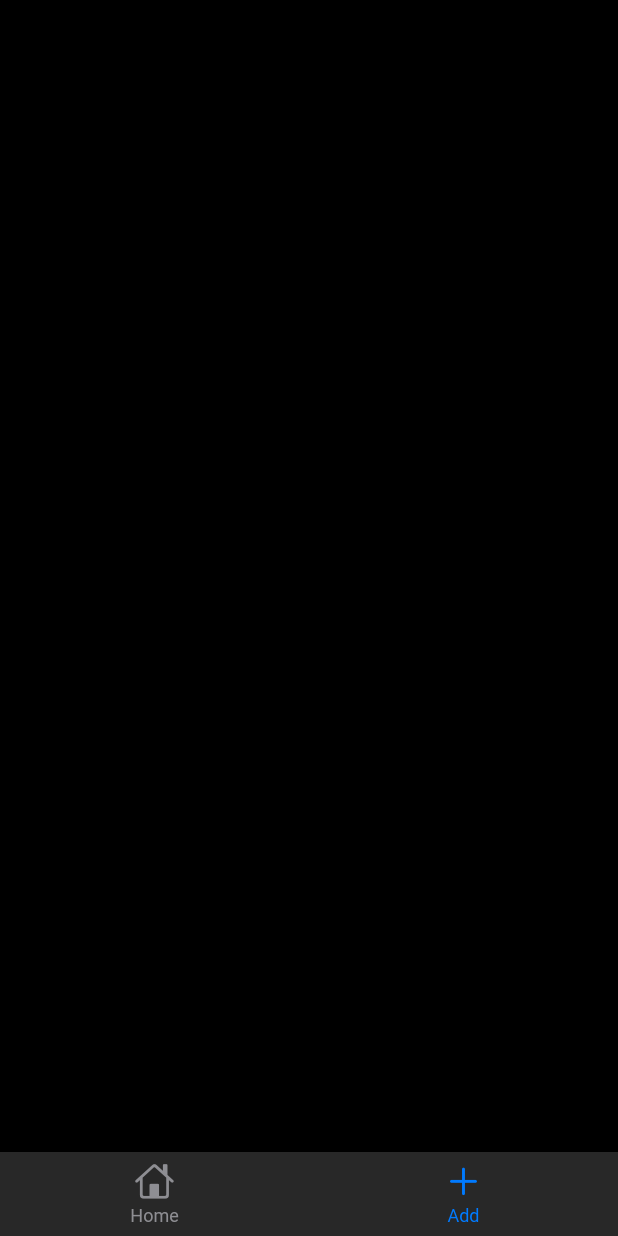
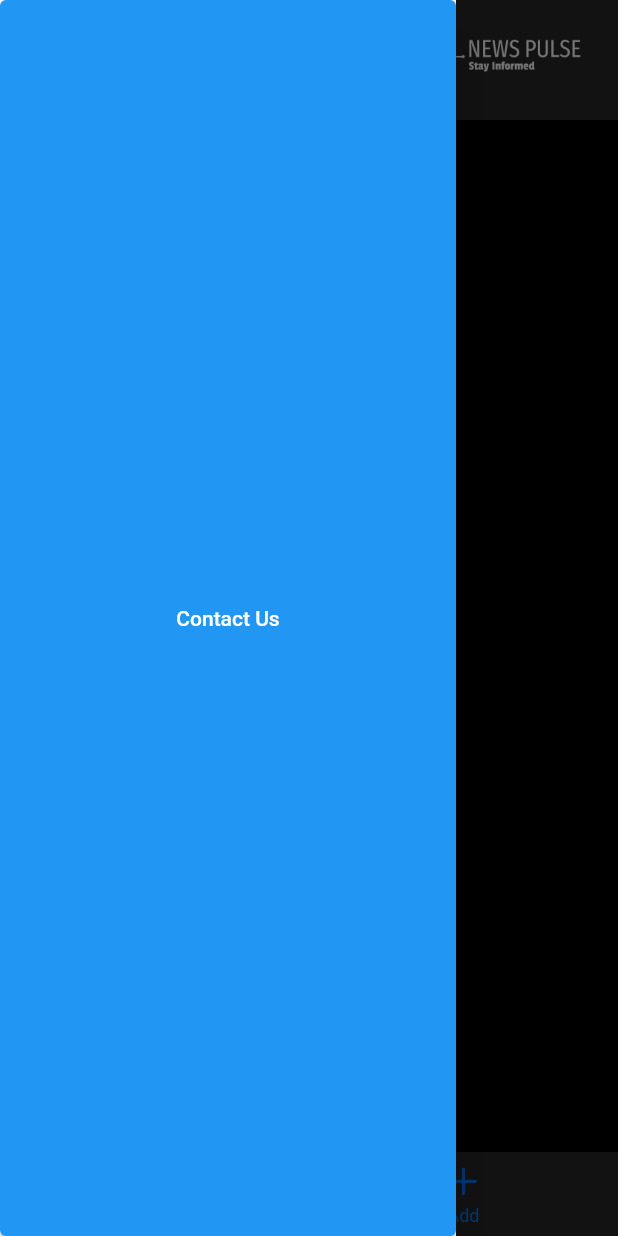
Before and after one commit to AhmedShehatah/news-pulse, a Flutter app: the screen it shows after launch, item 2 of the bottom bar chosen, with the side drawer open (before the commit the screen has no drawer), on a phone screen of 412 x 824 dp. Run offline on Flutter 3.47's test engine with Material 2 defaults, Android fonts, the phone set to English and light mode, and no system bars; drawn by our look-alikes of persistent_bottom_nav_bar; our stand-ins replace cached_network_image, dio, flutter_bloc, flutter_screenutil, get, get_it and 3 more; network calls fail; Roboto replaces fonts that are missing (Cairo).

Commit message:
feat: add appbar and temp Drawer

```diff
--- a/lib/app.dart
+++ b/lib/app.dart
@@ -4,6 +4,8 @@ import 'package:flutter_bloc/flutter_bloc.dart';
 
 import 'package:flutter_screenutil/flutter_screenutil.dart';
 import 'package:get/route_manager.dart';
+import 'package:news_pulse/core/navigation/navigation_observer.dart';
+import 'package:news_pulse/ui/root/pages/root_page.dart';
 import 'package:news_pulse/ui/splash_screen/pages/splash_screen.dart';
 
 //import 'package:news_pulse/ui/contact_us/pages/contact_us.dart';
@@ -13,7 +15,6 @@ import 'package:news_pulse/ui/splash_screen/pages/splash_screen.dart';
 
 import 'blocs/app/application_bloc.dart';
 import 'blocs/app/application_state.dart';
-import 'core/constants/app_colors.dart';
 import 'core/constants/app_consts.dart';
 import 'core/di/di_manager.dart';
 import 'core/navigation/route_generator.dart';
@@ -51,22 +52,19 @@ class _AppState extends State<App> {
                   debugShowCheckedModeBanner: false,
                   enableLog: false,
                   onGenerateRoute: RouteGenerator.generateRoutes,
+                  navigatorObservers: [AppNavigationObserver()],
                   builder: ((context, widget) {
                     ScreenHelper(context);
-                    return Container(
-                      child: widget,
-                    );
+                    return RootPage(shownWidgetOnScreen: widget);
                   }),
                   theme: ThemeData(
-                      // Making Roboto Regular the default font for Project
-                      fontFamily: 'Cairo',
-                      primaryColor:
-                          DIManager.findDep<AppColorsController>().primaryColor,
-                      // accentColor:
-                      //     DIManager.findDep<AppColorsController>().primaryColor,
-                      colorScheme: ColorScheme.fromSwatch().copyWith(
-                          secondary: DIManager.findDep<AppColorsController>()
-                              .primaryColor)),
+                    fontFamily: 'Cairo',
+                    primaryColor: DIManager.findCC().primaryColor,
+                    // accentColor:
+                    //     DIManager.findDep<AppColorsController>().primaryColor,
+                    colorScheme: ColorScheme.fromSwatch()
+                        .copyWith(secondary: DIManager.findCC().primaryColor),
+                  ),
                   title: AppConsts.appName,
                   initialRoute: SplashScreen.routeName,
                 );
@@ -81,7 +79,6 @@ class _AppState extends State<App> {
   @override
   void initState() {
     super.initState();
-    DIManager.findAC().init();
   }
 
   @override
--- a/lib/blocs/app/application_bloc.dart
+++ b/lib/blocs/app/application_bloc.dart
@@ -1,42 +1,22 @@
-import '../../core/states/base_init_state.dart';
-import '../../core/states/base_states.dart';
+import 'package:flutter_bloc/flutter_bloc.dart';
+import 'package:news_pulse/core/di/di_manager.dart';
+import 'package:news_pulse/core/shared_prefs/shared_prefs.dart';
 
-class ApplicationState {
-  BaseState splashState;
+import 'application_state.dart';
 
-  bool isHomeDrawerOpened;
-  bool isSideDrawerShowed;
-  Function? setHandleOfDrawer;
-  bool isBottomBarShowed;
+class ApplicationCubit extends Cubit<ApplicationState> {
+  ApplicationCubit() : super(ApplicationState.initialState());
 
-  ApplicationState({
-    required this.splashState,
-    this.setHandleOfDrawer,
-    required this.isSideDrawerShowed,
-    required this.isHomeDrawerOpened,
-    required this.isBottomBarShowed,
-    // required this.userProfile,
-  });
+  void updateUserStatus() {
+    bool isPublisher = DIManager.findDep<SharedPrefs>().getToken() != null;
+    emit(state.copyWith(isPublisher: isPublisher));
+  }
 
-  factory ApplicationState.initialState() => ApplicationState(
-        splashState: BaseInitState(),
-        isHomeDrawerOpened: false,
-        isBottomBarShowed: true,
-        isSideDrawerShowed: false,
-      );
+  void updateAppBarStatus({required bool isMainAppBar}) {
+    emit(state.copyWith(isMainAppBar: isMainAppBar));
+  }
 
-  ApplicationState copyWith(
-      {BaseState? splashState,
-      Function? setHandleOfDrawer,
-      bool? isHomeDrawerOpened,
-      bool? isSideDrawerShowed,
-      bool? isBottomBarShowed}) {
-    return ApplicationState(
-      splashState: splashState ?? this.splashState,
-      setHandleOfDrawer: setHandleOfDrawer ?? this.setHandleOfDrawer,
-      isSideDrawerShowed: isSideDrawerShowed ?? this.isSideDrawerShowed,
-      isHomeDrawerOpened: isHomeDrawerOpened ?? this.isHomeDrawerOpened,
-      isBottomBarShowed: isBottomBarShowed ?? this.isBottomBarShowed,
-    );
+  void updateSplashAppBar({required bool isSplashScreen}) {
+    emit(state.copyWith(isSplashScreen: isSplashScreen));
   }
 }
--- a/lib/blocs/app/application_state.dart
+++ b/lib/blocs/app/application_state.dart
@@ -1,65 +1,33 @@
-import 'package:flutter_bloc/flutter_bloc.dart';
-import 'application_bloc.dart';
+import '../../core/states/base_states.dart';
 
-class ApplicationCubit extends Cubit<ApplicationState> {
-  ApplicationCubit() : super(ApplicationState.initialState());
+class ApplicationState {
+  bool isPublisher;
+  bool isMainAppBar;
+  bool isSplashScreen;
 
-  Future<void> init() async {
-    // var authCubit = DIManager.findDep<AuthCubit>();
-    // authCubit.init();
+  ApplicationState({
+    required this.isMainAppBar,
+    required this.isPublisher,
+    required this.isSplashScreen,
+  });
 
-    // var token = DIManager.findDep<SharedPrefs>().getToken();
-    // if (token != null) {
-    //   if (Jwt.isExpired(token)) {
-    //     CustomSnackbar.showSnackbar('session Expired please sign in again');
-    //     DIManager.findNavigator().offAll(SignInPage.routeName);
-    //   } else {
-    //     int userType = Jwt.parseJwt(token)['type'];
+  factory ApplicationState.initialState() => ApplicationState(
+        isMainAppBar: true,
+        isPublisher: false,
+        isSplashScreen: true,
+      );
 
-    //     switch (LoginModeEnum.values[userType - 1]) {
-    //       case LoginModeEnum.none:
-    //         break;
-    //       case LoginModeEnum.client:
-    //         DIManager.findNavigator().offAll(UserPageParent.routeName);
-    //         break;
-    //       case LoginModeEnum.notary:
-    //         DIManager.findNavigator().offAll(NotaryPageParent.routeName);
-    //         break;
-    //     }
-    //     emit(state.copyWith(splashState: const BaseSuccessState()));
-    //   }
-    // } else {
-    //   DIManager.findNavigator().offAll(SignInPage.routeName);
-    //   emit(state.copyWith(splashState: const BaseSuccessState()));
-    // }
-  }
-
-  void onHomeDrawer(bool isOpened) {
-    emit(state.copyWith(isHomeDrawerOpened: isOpened));
-  }
-
-  Future isBottomBarShowed(bool isOpened) async {
-    emit(state.copyWith(isBottomBarShowed: isOpened));
-    return null;
-  }
-
-  void setSideDrawer(bool isShowed) {
-    emit(state.copyWith(isSideDrawerShowed: isShowed));
-  }
-
-  Future onOverallDrawerChanged(Function setHandleOfDrawer) async {
-    emit(
-      state.copyWith(setHandleOfDrawer: setHandleOfDrawer),
+  ApplicationState copyWith({
+    BaseState? publisherState,
+    BaseState? mainAppBarState,
+    bool? isPublisher,
+    bool? isMainAppBar,
+    bool? isSplashScreen,
+  }) {
+    return ApplicationState(
+      isMainAppBar: isMainAppBar ?? this.isMainAppBar,
+      isPublisher: isPublisher ?? this.isPublisher,
+      isSplashScreen: isSplashScreen ?? this.isSplashScreen,
     );
-    return null;
-  }
-
-  Function? getOverallDrawerHandler() {
-    return state.setHandleOfDrawer;
-  }
-
-  @override
-  void emit(ApplicationState state) {
-    super.emit(state);
   }
 }
--- a/lib/core/constants/app_colors.dart
+++ b/lib/core/constants/app_colors.dart
@@ -45,4 +45,5 @@ class AppColorsController {
   Color lightgrey = const Color(0xFFA9A6A6);
   Color activeBlue = const Color(0xFF007AFF);
   Color systemGrey = const Color(0xFF8E8E93);
+  Color publisherAvatarColor = const Color(0xFFA9A6A6);
 }
--- a/lib/core/di/di_manager.dart
+++ b/lib/core/di/di_manager.dart
@@ -13,7 +13,7 @@ import 'package:news_pulse/data/sources/news_remote_data_source.dart';
 import 'package:news_pulse/repos/info_repo.dart';
 import 'package:news_pulse/repos/news_repo.dart';
 
-import '../../blocs/app/application_state.dart';
+import '../../blocs/app/application_bloc.dart';
 import '../../blocs/auth/auth_cubit.dart';
 import '../../repos/auth_repo.dart';
 import '../constants/app_colors.dart';
--- a/lib/ui/contact_us/pages/contact_us.dart
+++ b/lib/ui/contact_us/pages/contact_us.dart
@@ -43,7 +43,6 @@ class _ContactUsState extends State<ContactUs> {
   @override
   Widget build(BuildContext context) {
     return Scaffold(
-      appBar: AppBar(),
       backgroundColor: DIManager.findCC().primaryColor,
       body: BlocConsumer<ContactUsCubit, ContactUsState>(
         bloc: DIManager.findDep<ContactUsCubit>(),
--- /dev/null
+++ b/lib/ui/root/pages/root_page.dart
@@ -0,0 +1,47 @@
+import 'package:flutter/material.dart';
+import 'package:flutter_bloc/flutter_bloc.dart';
+import 'package:news_pulse/blocs/app/application_bloc.dart';
+import 'package:news_pulse/core/di/di_manager.dart';
+import 'package:news_pulse/ui/contact_us/pages/contact_us.dart';
+import 'package:news_pulse/ui/root/widgets/user_appbar.dart';
+
+import '../../../blocs/app/application_state.dart';
+
+class RootPage extends StatefulWidget {
+  const RootPage({super.key, required this.shownWidgetOnScreen});
+  static const String routeName = "/root-page";
+  final Widget? shownWidgetOnScreen;
+
+  @override
+  State<RootPage> createState() => _RootPageState();
+}
+
+class _RootPageState extends State<RootPage> {
+  final _scaffoldKey = GlobalKey<ScaffoldState>();
+  @override
+  Widget build(BuildContext context) {
+    return BlocBuilder<ApplicationCubit, ApplicationState>(
+      bloc: DIManager.findAC(),
+      builder: (context, state) {
+        return Scaffold(
+          key: _scaffoldKey,
+          drawer: Drawer(
+            child: ElevatedButton(
+                onPressed: () {
+                  DIManager.findNavigator().pushNamed(ContactUs.routeName);
+                },
+                child: const Text('Contact Us')),
+          ),
+          appBar: state.isSplashScreen
+              ? null
+              : UserAppBar(
+                  isPublisher: state.isPublisher,
+                  isMainBar: state.isMainAppBar,
+                  scaffoldKey: _scaffoldKey,
+                ),
+          body: widget.shownWidgetOnScreen,
+        );
+      },
+    );
+  }
+}
--- /dev/null
+++ b/lib/ui/root/widgets/user_appbar.dart
@@ -0,0 +1,68 @@
+import 'package:flutter/material.dart';
+import 'package:news_pulse/core/constants/app_style.dart';
+import 'package:news_pulse/core/shared_prefs/shared_prefs.dart';
+import 'package:news_pulse/core/utils/string_utils/string_utils.dart';
+import 'package:news_pulse/core/utils/ui_utlis/horizontal_padding.dart';
+import '../../../core/constants/dimens.dart';
+import '../../../core/di/di_manager.dart';
+import '../../../core/utils/screen_utlis/device_utils.dart';
+
+class UserAppBar extends StatelessWidget implements PreferredSizeWidget {
+  const UserAppBar({
+    super.key,
+    required this.isMainBar,
+    required this.isPublisher,
+    required GlobalKey<ScaffoldState> scaffoldKey,
+  }) : _scaffoldKey = scaffoldKey;
+  final bool isMainBar;
+  final GlobalKey<ScaffoldState> _scaffoldKey;
+  final bool isPublisher;
+
+  @override
+  Widget build(BuildContext context) {
+    return AppBar(
+      leading: IconButton(
+        icon: Icon(
+          isMainBar ? Icons.menu : Icons.arrow_back,
+          color: DIManager.findCC().scaffoldBGColor,
+          size: ScreenHelper.fromWidth(7),
+        ),
+        onPressed: isMainBar
+            ? () => _scaffoldKey.currentState?.openDrawer()
+            : () => DIManager.findNavigator().pop(),
+      ),
+      toolbarHeight: ScreenHelper.fromWidth(18),
+      elevation: 0,
+      backgroundColor: DIManager.findCC().primaryColor,
+      actions: [
+        Padding(
+          padding: Dimens.defaultPageHorizontalPadding,
+          child: isPublisher
+              ? _buildPublisherName()
+              : Image.asset('assets/images/logo_transparent.png',
+                  width: ScreenHelper.fromWidth(30),
+                  height: ScreenHelper.fromWidth(15)),
+        ),
+      ],
+    );
+  }
+
+  @override
+  Size get preferredSize => const Size.fromHeight(80);
+  Widget _buildPublisherName() {
+    var name = DIManager.findDep<SharedPrefs>().getUserName() ?? 'noname';
+    return Row(
+      children: [
+        CircleAvatar(
+          backgroundColor: DIManager.findCC().publisherAvatarColor,
+          child: Text(
+            name![0].toUpperCase(),
+            style: AppStyle.bigTitleStyle,
+          ),
+        ),
+        const HorizontalPadding(2),
+        Text(name),
+      ],
+    );
+  }
+}
--- a/lib/ui/splash_screen/pages/splash_screen.dart
+++ b/lib/ui/splash_screen/pages/splash_screen.dart
@@ -19,8 +19,10 @@ class _SplashScreenState extends State<SplashScreen> {
   @override
   void initState() {
     super.initState();
-    Timer(const Duration(seconds: 1),
-        () => DIManager.findNavigator().offAll(HomeParentPage.routeName));
+    Timer(const Duration(seconds: 3), () {
+      DIManager.findAC().updateSplashAppBar(isSplashScreen: false);
+      DIManager.findNavigator().offAll(HomeParentPage.routeName);
+    });
   }
 
   @override
```
Also changed, not shown: lib/core/navigation/navigation_observer.dart (added, +40 -0 lines).
